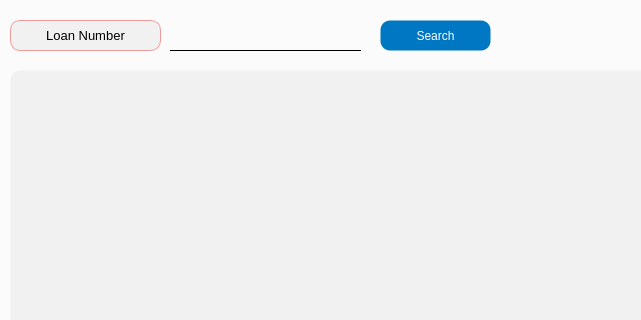
Old version of the form app/src/pages/search/collateral.ui in the repository DY-Microfinance-Customer-Management/dymf-algorithm; both pictures show x 0 to 641 and y 0 to 320 of the 1371 by 562 pixel window.
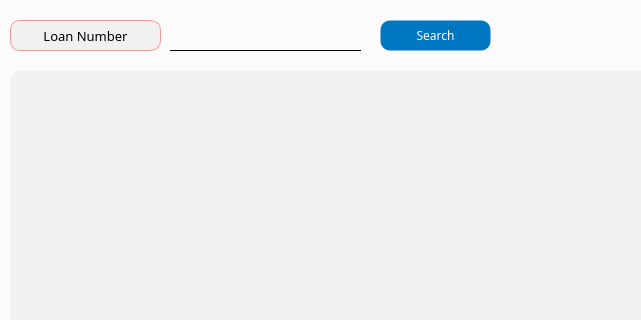
New version of the form.

What changed in the file:
```diff
--- a/app/src/pages/search/collateral.ui
+++ b/app/src/pages/search/collateral.ui
@@ -41,6 +41,11 @@
       <height>31</height>
      </rect>
     </property>
+    <property name="font">
+     <font>
+      <family>Arial Black</family>
+     </font>
+    </property>
     <property name="styleSheet">
      <string notr="true">QPushButton {
     background-color: #0077c2;
@@ -120,6 +125,7 @@
     </property>
     <property name="font">
      <font>
+      <family>Arial Black</family>
       <pointsize>10</pointsize>
      </font>
     </property>
```
Left out of the diff: 15 changed lines with no effect on the pictures.
